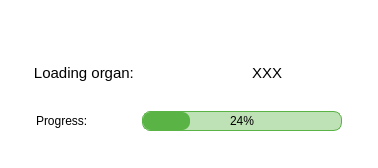
First picture: the form in src/gui/ui/loading_multi_organs.ui, repository jsanchez679/morphoHeart, before the edit.
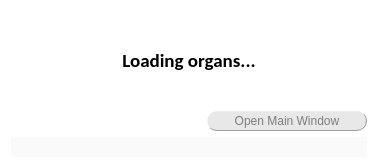
Second picture: the form after the edit.

Commit message: Added progress bar when loading multip organs.

What changed in the file:
```diff
--- a/src/gui/ui/loading_multi_organs.ui
+++ b/src/gui/ui/loading_multi_organs.ui
@@ -60,164 +60,137 @@
     </layout>
    </item>
    <item>
-    <layout class="QHBoxLayout" name="horizontalLayout_3">
+    <widget class="QLabel" name="label">
+     <property name="font">
+      <font>
+       <family>Calibri</family>
+       <pointsize>14</pointsize>
+       <weight>75</weight>
+       <bold>true</bold>
+      </font>
+     </property>
+     <property name="text">
+      <string>Loading organs...</string>
+     </property>
+     <property name="alignment">
+      <set>Qt::AlignCenter</set>
+     </property>
+    </widget>
+   </item>
+   <item>
+    <widget class="QLabel" name="label_6">
+     <property name="minimumSize">
+      <size>
+       <width>75</width>
+       <height>0</height>
+      </size>
+     </property>
+     <property name="maximumSize">
+      <size>
+       <width>75</width>
+       <height>16777215</height>
+      </size>
+     </property>
+     <property name="styleSheet">
+      <string notr="true">font: 25 11pt &quot;Calibri Light&quot;;</string>
+     </property>
+     <property name="text">
+      <string/>
+     </property>
+     <property name="alignment">
+      <set>Qt::AlignLeading|Qt::AlignLeft|Qt::AlignVCenter</set>
+     </property>
+    </widget>
+   </item>
+   <item>
+    <layout class="QHBoxLayout" name="horizontalLayout_4">
      <item>
-      <widget class="QTextEdit" name="tE_validate">
-       <property name="sizePolicy">
-        <sizepolicy hsizetype="Fixed" vsizetype="Fixed">
-         <horstretch>0</horstretch>
-         <verstretch>0</verstretch>
-        </sizepolicy>
+      <spacer name="horizontalSpacer_2">
+       <property name="orientation">
+        <enum>Qt::Horizontal</enum>
        </property>
-       <property name="minimumSize">
+       <property name="sizeHint" stdset="0">
         <size>
-         <width>150</width>
-         <height>30</height>
+         <width>40</width>
+         <height>20</height>
         </size>
        </property>
-       <property name="maximumSize">
-        <size>
-         <width>16777215</width>
-         <height>45</height>
-        </size>
-       </property>
-       <property name="styleSheet">
-        <string notr="true">QTextEdit {font: 25 11pt &quot;Calibri Light&quot;;
-background-color: rgb(255, 255, 255);
-}</string>
-       </property>
-       <property name="frameShape">
-        <enum>QFrame::NoFrame</enum>
-       </property>
-       <property name="documentTitle">
-        <string/>
-       </property>
-       <property name="readOnly">
-        <bool>true</bool>
-       </property>
-       <property name="html">
-        <string>&lt;!DOCTYPE HTML PUBLIC &quot;-//W3C//DTD HTML 4.0//EN&quot; &quot;http://www.w3.org/TR/REC-html40/strict.dtd&quot;&gt;
-&lt;html&gt;&lt;head&gt;&lt;meta name=&quot;qrichtext&quot; content=&quot;1&quot; /&gt;&lt;style type=&quot;text/css&quot;&gt;
-p, li { white-space: pre-wrap; }
-&lt;/style&gt;&lt;/head&gt;&lt;body style=&quot; font-family:'Calibri Light'; font-size:11pt; font-weight:24; font-style:normal;&quot;&gt;
-&lt;p align=&quot;center&quot; style=&quot; margin-top:0px; margin-bottom:0px; margin-left:0px; margin-right:0px; -qt-block-indent:0; text-indent:0px;&quot;&gt;Loading organ: &lt;/p&gt;&lt;/body&gt;&lt;/html&gt;</string>
-       </property>
-       <property name="placeholderText">
-        <string>XXX</string>
-       </property>
-      </widget>
+      </spacer>
      </item>
      <item>
-      <widget class="QTextEdit" name="organ_name">
+      <widget class="QPushButton" name="ok_button">
+       <property name="enabled">
+        <bool>false</bool>
+       </property>
        <property name="sizePolicy">
-        <sizepolicy hsizetype="Fixed" vsizetype="Fixed">
+        <sizepolicy hsizetype="Preferred" vsizetype="Fixed">
          <horstretch>0</horstretch>
          <verstretch>0</verstretch>
         </sizepolicy>
        </property>
        <property name="minimumSize">
         <size>
-         <width>200</width>
-         <height>30</height>
+         <width>160</width>
+         <height>20</height>
         </size>
        </property>
        <property name="maximumSize">
         <size>
-         <width>16777215</width>
-         <height>45</height>
+         <width>160</width>
+         <height>20</height>
         </size>
        </property>
-       <property name="styleSheet">
-        <string notr="true">QTextEdit {font: 25 11pt &quot;Calibri Light&quot;;
-background-color: rgb(255, 255, 255);
-}</string>
-       </property>
-       <property name="frameShape">
-        <enum>QFrame::NoFrame</enum>
-       </property>
-       <property name="documentTitle">
-        <string/>
-       </property>
-       <property name="readOnly">
+       <property name="mouseTracking">
         <bool>true</bool>
        </property>
-       <property name="html">
-        <string>&lt;!DOCTYPE HTML PUBLIC &quot;-//W3C//DTD HTML 4.0//EN&quot; &quot;http://www.w3.org/TR/REC-html40/strict.dtd&quot;&gt;
-&lt;html&gt;&lt;head&gt;&lt;meta name=&quot;qrichtext&quot; content=&quot;1&quot; /&gt;&lt;style type=&quot;text/css&quot;&gt;
-p, li { white-space: pre-wrap; }
-&lt;/style&gt;&lt;/head&gt;&lt;body style=&quot; font-family:'Calibri Light'; font-size:11pt; font-weight:24; font-style:normal;&quot;&gt;
-&lt;p align=&quot;center&quot; style=&quot; margin-top:0px; margin-bottom:0px; margin-left:0px; margin-right:0px; -qt-block-indent:0; text-indent:0px;&quot;&gt;XXX&lt;/p&gt;&lt;/body&gt;&lt;/html&gt;</string>
+       <property name="focusPolicy">
+        <enum>Qt::ClickFocus</enum>
        </property>
-       <property name="placeholderText">
-        <string>XXX</string>
+       <property name="toolTipDuration">
+        <number>-1</number>
        </property>
-      </widget>
-     </item>
-    </layout>
-   </item>
-   <item>
-    <layout class="QHBoxLayout" name="horizontalLayout_2">
-     <item>
-      <widget class="QLabel" name="label_5">
-       <property name="minimumSize">
-        <size>
-         <width>75</width>
-         <height>0</height>
-        </size>
+       <property name="autoFillBackground">
+        <bool>false</bool>
        </property>
-       <property name="maximumSize">
-        <size>
-         <width>75</width>
-         <height>16777215</height>
-        </size>
-       </property>
        <property name="styleSheet">
-        <string notr="true">font: 25 11pt &quot;Calibri Light&quot;;</string>
+        <string notr="true">QPushButton{border-radius:10px;
+border-width: 1px;
+border-style: outset;
+border-color: rgb(66, 66, 66);
+background-color: rgb(211, 211, 211);
+color: rgb(39, 39, 39);
+font: 10pt &quot;Calibri Light&quot;;}
+
+QPushButton:hover{
+background-color: rgba(167, 0, 125, 200);
+border-color: #672146;
+color: rgb(234, 234, 234);
+}
+
+QPushButton:disabled{
+background-color: rgb(232, 232, 232);
+border-color: rgb(158, 158, 158);
+color: rgb(125, 125, 125);
+}
+
+QPushButton:checked{
+background-color: rgb(107, 0, 80);
+border-color: rgb(76, 0, 57);
+color: rgb(234, 234, 234);
+}</string>
        </property>
        <property name="text">
-        <string>Progress: </string>
+        <string>Open Main Window</string>
        </property>
-       <property name="alignment">
-        <set>Qt::AlignLeading|Qt::AlignLeft|Qt::AlignVCenter</set>
-       </property>
-      </widget>
-     </item>
-     <item>
-      <widget class="QProgressBar" name="prog_bar">
-       <property name="minimumSize">
-        <size>
-         <width>200</width>
-         <height>20</height>
-        </size>
-       </property>
-       <property name="maximumSize">
-        <size>
-         <width>150</width>
-         <height>20</height>
-        </size>
-       </property>
-       <property name="styleSheet">
-        <string notr="true">QProgressBar {
-        border: 1px solid rgba(89, 179, 69, 255); 
-        border-radius: 8px;
-        text-align: center;
-        background-color: rgba(89, 179, 69, 100);
-        color:rgb(0, 0, 0);
-    }
-    QProgressBar::chunk {
-        background-color: rgba(89, 179, 69, 255);
-        border-radius: 8px;
-    }</string>
-       </property>
-       <property name="value">
-        <number>24</number>
+       <property name="checkable">
+        <bool>true</bool>
        </property>
       </widget>
      </item>
     </layout>
    </item>
    <item>
-    <widget class="QLabel" name="blank_2">
+    <widget class="QLabel" name="tE_validate">
      <property name="sizePolicy">
       <sizepolicy hsizetype="Expanding" vsizetype="Fixed">
        <horstretch>0</horstretch>
@@ -237,7 +210,10 @@
       </size>
      </property>
      <property name="styleSheet">
-      <string notr="true">background-color: rgb(255, 255, 255);</string>
+      <string notr="true">font: 25 9pt &quot;Calibri Light&quot;;
+color: rgb(170, 0, 127);
+background-color: rgb(250, 250, 250);
+</string>
      </property>
      <property name="frameShape">
       <enum>QFrame::NoFrame</enum>
```
The commit also changes 4 other files.
